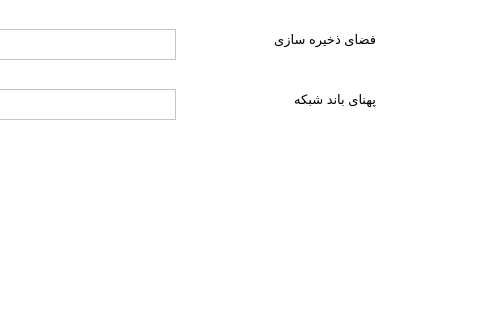
The window that projV0/grafic.ui (negarnegma/database-finalproject) describes before a commit, drawn with Qt 5; both pictures show x 155 to 635 and y 388 to 708 of the 936 by 836 pixel window.
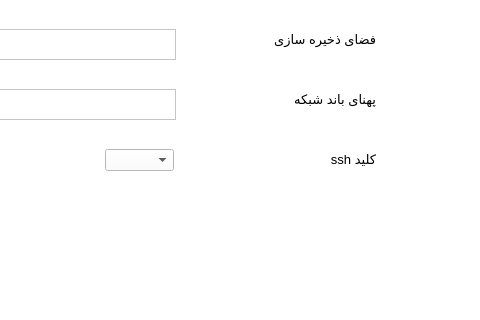
The same window after the commit. The open tabs and pages were chosen to show the change.

```diff
--- a/projV0/grafic.ui
+++ b/projV0/grafic.ui
@@ -2719,6 +2719,34 @@
        <string>بازگشت</string>
       </property>
      </widget>
+     <widget class="QLabel" name="label_185">
+      <property name="geometry">
+       <rect>
+        <x>360</x>
+        <y>490</y>
+        <width>121</width>
+        <height>20</height>
+       </rect>
+      </property>
+      <property name="font">
+       <font>
+        <pointsize>10</pointsize>
+       </font>
+      </property>
+      <property name="text">
+       <string>کلید ssh</string>
+      </property>
+     </widget>
+     <widget class="QComboBox" name="create_u_c_ssh">
+      <property name="geometry">
+       <rect>
+        <x>210</x>
+        <y>490</y>
+        <width>69</width>
+        <height>22</height>
+       </rect>
+      </property>
+     </widget>
     </widget>
     <widget class="QWidget" name="page_5">
      <widget class="QGraphicsView" name="graphicsView_16">
```
Left out of the diff: 4 changed lines with no effect on the pictures.
